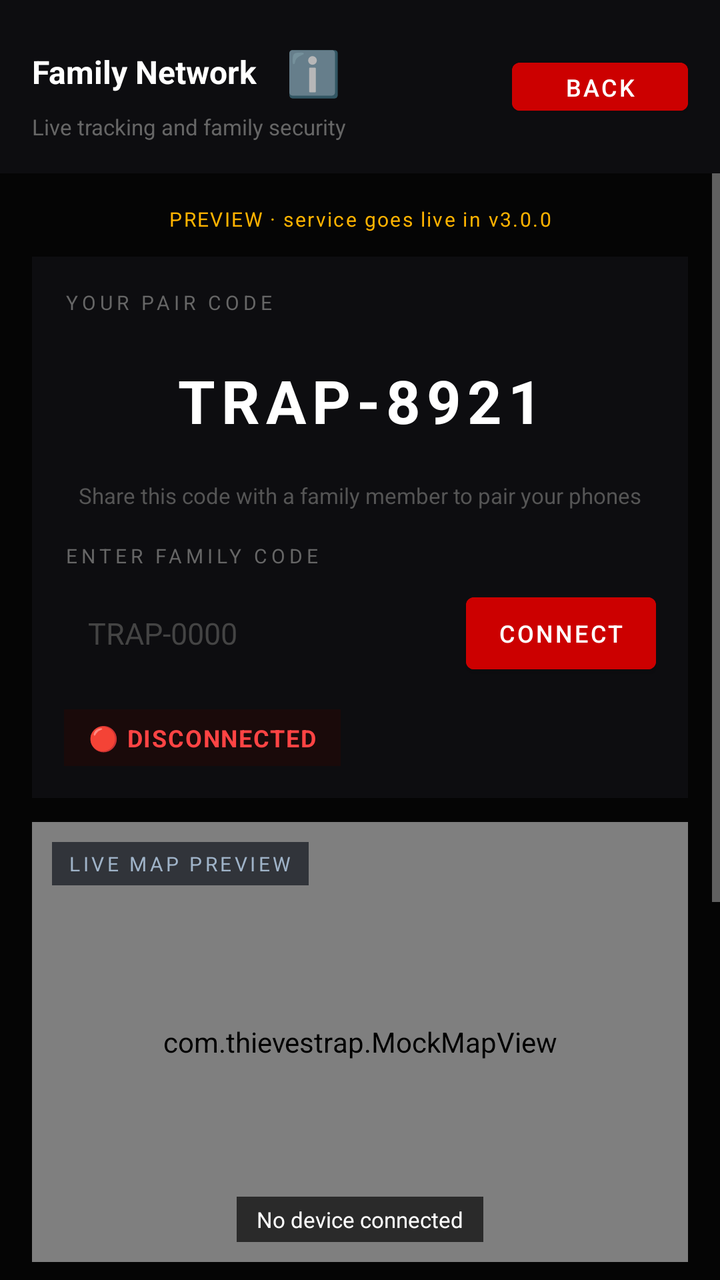
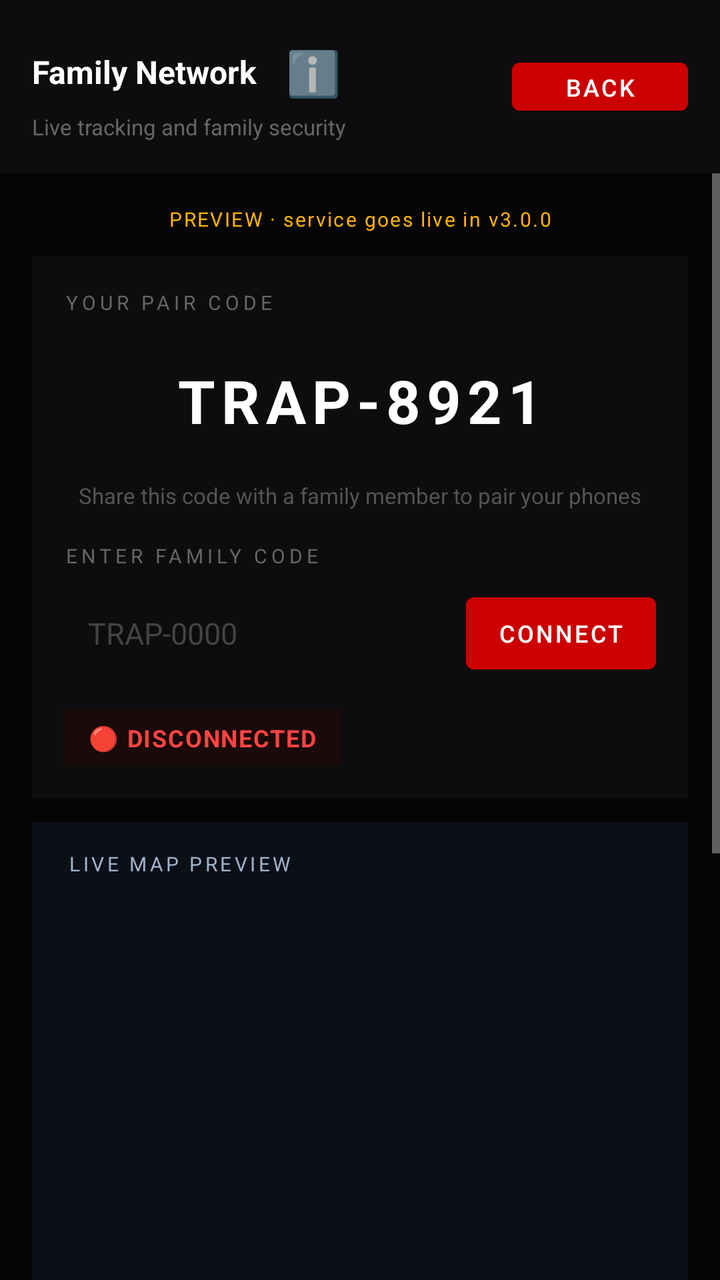

An Android layout rendered at two revisions. The XML below is the earlier revision; the diff shows what the commit changed to produce the second picture.
<!-- AndroidManifest.xml: application theme Theme.ThievesTrap -->
<!-- res/layout/activity_family_network.xml -->
<?xml version="1.0" encoding="utf-8"?>
<LinearLayout xmlns:android="http://schemas.android.com/apk/res/android"
    android:layout_width="match_parent" android:layout_height="match_parent"
    android:orientation="vertical" android:background="#050505">

    
    <LinearLayout android:layout_width="match_parent" android:layout_height="wrap_content"
        android:orientation="horizontal" android:gravity="center_vertical"
        android:background="#0D0D10" android:padding="16dp">

        <LinearLayout android:layout_width="0dp" android:layout_height="wrap_content"
            android:layout_weight="1" android:orientation="vertical">
            <LinearLayout android:layout_width="wrap_content" android:layout_height="wrap_content"
                android:orientation="horizontal" android:gravity="center_vertical">
                <TextView android:text="@string/fn_title"
                    android:layout_width="wrap_content" android:layout_height="wrap_content"
                    android:textSize="16sp" android:textStyle="bold" android:textColor="#FFFFFF"/>
                <TextView android:id="@+id/btn_family_info"
                    android:layout_width="40dp" android:layout_height="40dp"
                    android:text="&#8505;&#65039;"
                    android:textSize="22sp" android:gravity="center"
                    android:layout_marginStart="8dp"
                    android:clickable="true" android:focusable="true"
                    android:foreground="?attr/selectableItemBackgroundBorderless"
                    android:contentDescription="@string/fn_info_desc"/>
            </LinearLayout>
            <TextView android:text="@string/fn_subtitle"
                android:layout_width="wrap_content" android:layout_height="wrap_content"
                android:textSize="11sp" android:textColor="#666666"/>
        </LinearLayout>

        <Button android:id="@+id/btn_back_family" android:layout_width="wrap_content"
            android:layout_height="36dp" android:text="@string/back_arrow" android:textSize="12sp"
            android:backgroundTint="#CC0000" android:textColor="#FFFFFF"/>
    </LinearLayout>

    <ScrollView android:layout_width="match_parent" android:layout_height="0dp"
        android:layout_weight="1">
        <LinearLayout android:layout_width="match_parent" android:layout_height="wrap_content"
            android:orientation="vertical" android:padding="16dp">

            <TextView android:text="@string/fn_preview_note"
                android:layout_width="match_parent" android:layout_height="wrap_content"
                android:gravity="center" android:textSize="10sp" android:letterSpacing="0.08"
                android:textColor="#FFB300" android:layout_marginBottom="12dp"/>

            
            <LinearLayout android:layout_width="match_parent" android:layout_height="wrap_content"
                android:orientation="vertical" android:background="#0D0D10"
                android:padding="16dp" android:layout_marginBottom="12dp">

                <TextView android:text="@string/fn_your_code"
                    android:layout_width="wrap_content" android:layout_height="wrap_content"
                    android:textSize="10sp" android:letterSpacing="0.2" android:textColor="#666666"/>
                <TextView android:id="@+id/tv_pair_code"
                    android:layout_width="match_parent" android:layout_height="wrap_content"
                    android:text="TRAP-8921" android:textSize="30sp" android:textStyle="bold"
                    android:textColor="#FFFFFF" android:letterSpacing="0.1"
                    android:gravity="center" android:padding="14dp"
                    android:background="#0D0D10" android:layout_marginTop="8dp"/>
                <TextView android:text="@string/fn_code_hint"
                    android:layout_width="match_parent" android:layout_height="wrap_content"
                    android:textSize="11sp" android:textColor="#555555"
                    android:gravity="center" android:layout_marginTop="6dp"
                    android:layout_marginBottom="16dp"/>

                <TextView android:text="@string/fn_enter_code"
                    android:layout_width="wrap_content" android:layout_height="wrap_content"
                    android:textSize="10sp" android:letterSpacing="0.2" android:textColor="#666666"/>
                <LinearLayout android:layout_width="match_parent" android:layout_height="wrap_content"
                    android:orientation="horizontal" android:gravity="center_vertical"
                    android:layout_marginTop="8dp">
                    <EditText android:id="@+id/et_family_code"
                        android:layout_width="0dp" android:layout_height="48dp"
                        android:layout_weight="1"
                        android:hint="@string/fn_code_input_hint"
                        android:inputType="textCapCharacters|textNoSuggestions"
                        android:maxLength="12" android:maxLines="1"
                        android:textColor="#FFFFFF" android:textColorHint="#444444"
                        android:textSize="15sp" android:paddingStart="12dp"
                        android:paddingEnd="12dp" android:background="#0D0D10"/>
                    <Button android:id="@+id/btn_family_connect"
                        android:layout_width="wrap_content" android:layout_height="48dp"
                        android:layout_marginStart="8dp"
                        android:text="@string/fn_connect" android:textSize="12sp"
                        android:backgroundTint="#CC0000" android:textColor="#FFFFFF"/>
                </LinearLayout>

                <TextView android:id="@+id/tv_family_status"
                    android:layout_width="wrap_content" android:layout_height="wrap_content"
                    android:text="@string/fn_status_disconnected"
                    android:textSize="12sp" android:textStyle="bold"
                    android:textColor="#FF4444" android:letterSpacing="0.05"
                    android:background="#1A0A0A" android:paddingStart="12dp"
                    android:paddingEnd="12dp" android:paddingTop="6dp"
                    android:paddingBottom="6dp" android:layout_marginTop="14dp"/>
            </LinearLayout>

            
            <FrameLayout android:layout_width="match_parent" android:layout_height="220dp"
                android:layout_marginBottom="12dp">
                <com.thievestrap.MockMapView
                    android:layout_width="match_parent" android:layout_height="match_parent"/>
                <TextView android:text="@string/fn_map_title"
                    android:layout_width="wrap_content" android:layout_height="wrap_content"
                    android:layout_gravity="top|start" android:layout_margin="10dp"
                    android:textSize="10sp" android:letterSpacing="0.15"
                    android:textColor="#9FB3C8" android:background="#AA0B1018"
                    android:paddingStart="8dp" android:paddingEnd="8dp"
                    android:paddingTop="4dp" android:paddingBottom="4dp"/>
                <TextView android:text="@string/fn_map_caption"
                    android:layout_width="wrap_content" android:layout_height="wrap_content"
                    android:layout_gravity="bottom|center_horizontal" android:layout_margin="10dp"
                    android:textSize="11sp" android:textColor="#FFFFFF"
                    android:background="#AA000000"
                    android:paddingStart="10dp" android:paddingEnd="10dp"
                    android:paddingTop="4dp" android:paddingBottom="4dp"/>
            </FrameLayout>

            
            <Button android:id="@+id/btn_family_start"
                android:layout_width="match_parent" android:layout_height="52dp"
                android:text="@string/fn_start" android:textSize="13sp" android:textStyle="bold"
                android:backgroundTint="#1B8A3A" android:textColor="#FFFFFF"
                android:layout_marginBottom="8dp"/>
            <Button android:id="@+id/btn_family_stop"
                android:layout_width="match_parent" android:layout_height="52dp"
                android:text="@string/fn_stop" android:textSize="13sp" android:textStyle="bold"
                android:backgroundTint="#333344" android:textColor="#FFFFFF"
                android:layout_marginBottom="8dp"/>
            <Button android:id="@+id/btn_family_alarm"
                android:layout_width="match_parent" android:layout_height="52dp"
                android:text="@string/fn_alarm" android:textSize="13sp" android:textStyle="bold"
                android:backgroundTint="#CC5500" android:textColor="#FFFFFF"
                android:layout_marginBottom="12dp"/>

            
            <LinearLayout android:id="@+id/card_family_history"
                android:layout_width="match_parent" android:layout_height="wrap_content"
                android:orientation="vertical" android:background="#0D0D10"
                android:padding="16dp" android:layout_marginBottom="16dp"
                android:clickable="true" android:focusable="true"
                android:foreground="?attr/selectableItemBackground">
                <TextView android:text="@string/fn_history"
                    android:layout_width="wrap_content" android:layout_height="wrap_content"
                    android:textSize="13sp" android:textStyle="bold" android:textColor="#FFFFFF"/>
                <TextView android:text="@string/fn_history_sub"
                    android:layout_width="wrap_content" android:layout_height="wrap_content"
                    android:textSize="11sp" android:textColor="#555555"
                    android:layout_marginTop="4dp"/>
            </LinearLayout>

        </LinearLayout>
    </ScrollView>
</LinearLayout>
<!-- resources referenced by this layout -->
<resources>
  <string name="back_arrow">Back</string>
  <string name="fn_alarm">📢 TRIGGER ALARM</string>
  <string name="fn_code_hint">Share this code with a family member to pair your phones</string>
  <string name="fn_code_input_hint">TRAP-0000</string>
  <string name="fn_connect">CONNECT</string>
  <string name="fn_enter_code">ENTER FAMILY CODE</string>
  <string name="fn_history">LOCATION HISTORY / ARCHIVE</string>
  <string name="fn_history_sub">Past positions with readable addresses</string>
  <string name="fn_info_desc">How Family Network works</string>
  <string name="fn_map_caption">No device connected</string>
  <string name="fn_map_title">LIVE MAP PREVIEW</string>
  <string name="fn_preview_note">PREVIEW · service goes live in v3.0.0</string>
  <string name="fn_start">START LIVE TRACKING</string>
  <string name="fn_status_disconnected">🔴 DISCONNECTED</string>
  <string name="fn_stop">STOP TRACKING MAPS</string>
  <string name="fn_subtitle">Live tracking and family security</string>
  <string name="fn_title">Family Network</string>
  <string name="fn_your_code">YOUR PAIR CODE</string>
  <style name="Theme.ThievesTrap" parent="Theme.MaterialComponents.NoActionBar">
          <item name="colorPrimary">#CC0000</item>
          <item name="colorPrimaryVariant">#990000</item>
          <item name="colorOnPrimary">#FFFFFF</item>
          <item name="android:windowBackground">#050505</item>
          <item name="android:statusBarColor">#050505</item>
          <item name="android:navigationBarColor">#050505</item>
      </style>
</resources>

<!-- the commit's change to res/layout/activity_family_network.xml (unified diff, before → after) -->
@@ -39,7 +39,7 @@
         <LinearLayout android:layout_width="match_parent" android:layout_height="wrap_content"
             android:orientation="vertical" android:padding="16dp">
 
-            <TextView android:text="@string/fn_preview_note"
+            <TextView android:id="@+id/tv_preview_note" android:text="@string/fn_preview_note"
                 android:layout_width="match_parent" android:layout_height="wrap_content"
                 android:gravity="center" android:textSize="10sp" android:letterSpacing="0.08"
                 android:textColor="#FFB300" android:layout_marginBottom="12dp"/>
@@ -97,18 +97,16 @@
             </LinearLayout>
 
             
-            <FrameLayout android:layout_width="match_parent" android:layout_height="220dp"
-                android:layout_marginBottom="12dp">
-                <com.thievestrap.MockMapView
-                    android:layout_width="match_parent" android:layout_height="match_parent"/>
-                <TextView android:text="@string/fn_map_title"
+            <FrameLayout android:id="@+id/map_container" android:layout_width="match_parent" android:layout_height="280dp"
+                android:layout_marginBottom="12dp" android:background="#0B1018">
+                <TextView android:id="@+id/tv_map_title" android:text="@string/fn_map_title"
                     android:layout_width="wrap_content" android:layout_height="wrap_content"
                     android:layout_gravity="top|start" android:layout_margin="10dp"
                     android:textSize="10sp" android:letterSpacing="0.15"
                     android:textColor="#9FB3C8" android:background="#AA0B1018"
                     android:paddingStart="8dp" android:paddingEnd="8dp"
                     android:paddingTop="4dp" android:paddingBottom="4dp"/>
-                <TextView android:text="@string/fn_map_caption"
+                <TextView android:id="@+id/tv_map_caption" android:text="@string/fn_map_caption"
                     android:layout_width="wrap_content" android:layout_height="wrap_content"
                     android:layout_gravity="bottom|center_horizontal" android:layout_margin="10dp"
                     android:textSize="11sp" android:textColor="#FFFFFF"
